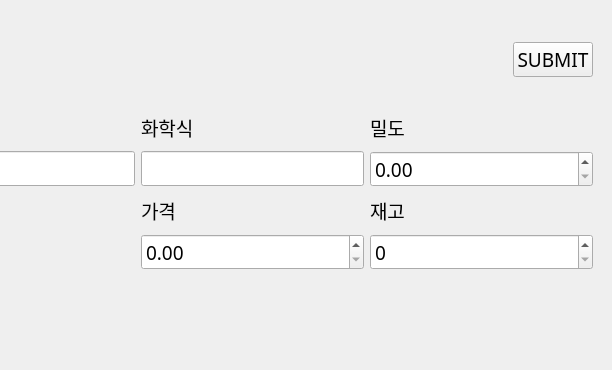
Old version of the form ui/powderDialog.ui in the repository SuhYeoJee/OrderManager; both pictures show x 338 to 950 and y 0 to 370 of the 950 by 800 pixel window.
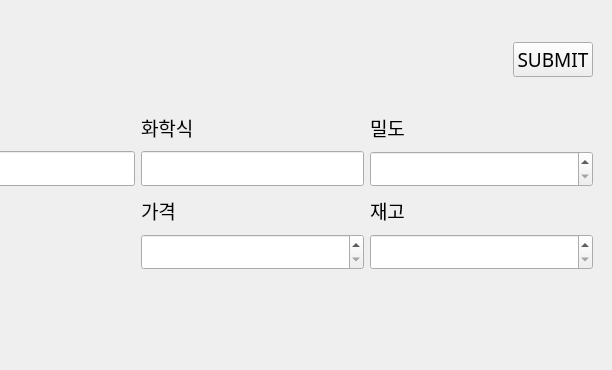
New version of the form.

What changed in the file:
```diff
--- a/ui/powderDialog.ui
+++ b/ui/powderDialog.ui
@@ -171,6 +171,9 @@
     </item>
     <item row="3" column="3">
      <widget class="QSpinBox" name="inventorySpinBox">
+      <property name="specialValueText">
+       <string> </string>
+      </property>
       <property name="maximum">
        <number>999999</number>
       </property>
@@ -188,6 +191,9 @@
     </item>
     <item row="1" column="3">
      <widget class="QDoubleSpinBox" name="densityDoubleSpinBox">
+      <property name="specialValueText">
+       <string> </string>
+      </property>
       <property name="maximum">
        <double>999999.989999999990687</double>
       </property>
@@ -221,6 +227,9 @@
     </item>
     <item row="3" column="2">
      <widget class="QDoubleSpinBox" name="priceDoubleSpinBox">
+      <property name="specialValueText">
+       <string> </string>
+      </property>
       <property name="maximum">
        <double>999999.989999999990687</double>
       </property>
```
Left out of the diff: 12 changed lines with no effect on the pictures.
